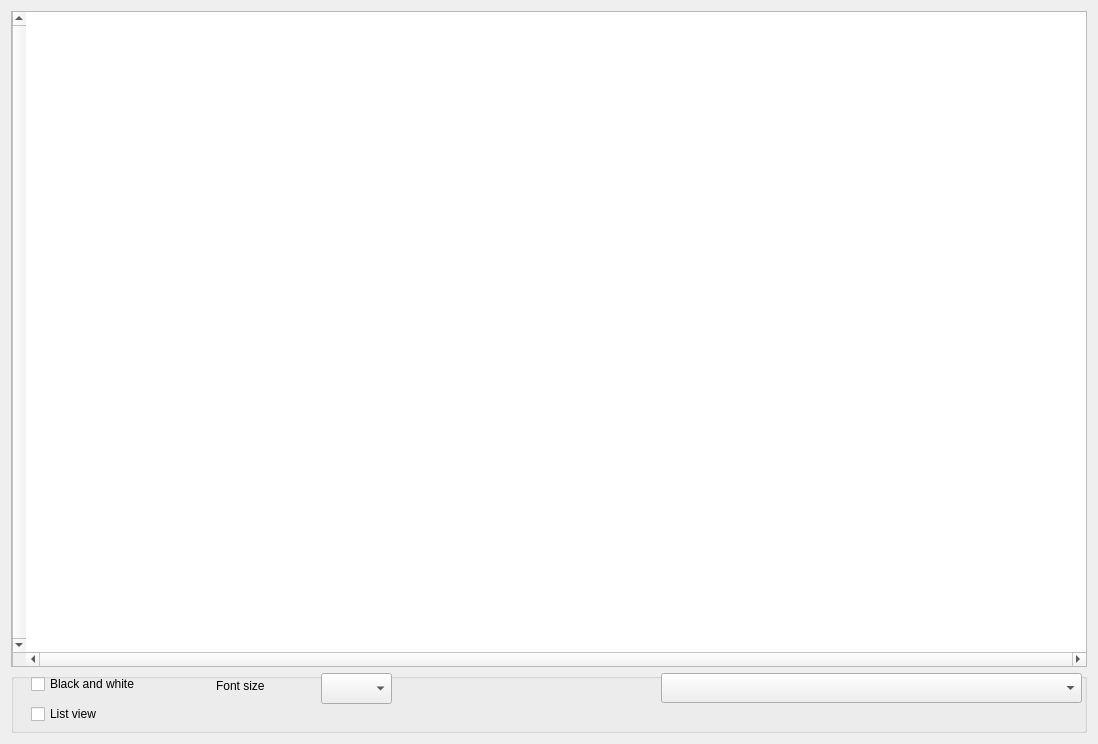
First picture: the form in GUI_UIs/ui_visualise_graph_original.ui, repository ccbogel/QualCoder, before the edit.
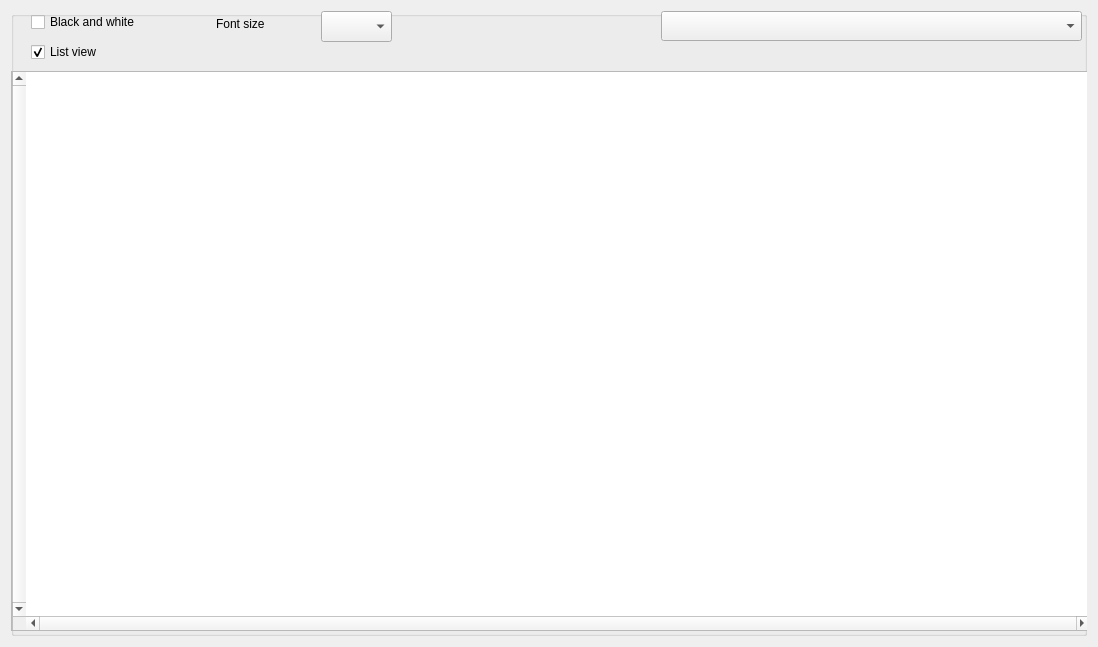
Second picture: the form after the edit.

What changed in the file:
```diff
--- a/GUI_UIs/ui_visualise_graph_original.ui
+++ b/GUI_UIs/ui_visualise_graph_original.ui
@@ -7,7 +7,7 @@
     <x>0</x>
     <y>0</y>
     <width>1098</width>
-    <height>744</height>
+    <height>647</height>
    </rect>
   </property>
   <property name="windowTitle">
@@ -15,19 +15,6 @@
   </property>
   <layout class="QGridLayout" name="gridLayout">
    <item row="0" column="0">
-    <widget class="QGraphicsView" name="graphicsView">
-     <property name="layoutDirection">
-      <enum>Qt::RightToLeft</enum>
-     </property>
-     <property name="verticalScrollBarPolicy">
-      <enum>Qt::ScrollBarAlwaysOn</enum>
-     </property>
-     <property name="horizontalScrollBarPolicy">
-      <enum>Qt::ScrollBarAlwaysOn</enum>
-     </property>
-    </widget>
-   </item>
-   <item row="1" column="0">
     <widget class="QGroupBox" name="groupBox_2">
      <property name="minimumSize">
       <size>
@@ -73,6 +60,9 @@
       <property name="text">
        <string>List view</string>
       </property>
+      <property name="checked">
+       <bool>true</bool>
+      </property>
      </widget>
      <widget class="QComboBox" name="comboBox_fontsize">
       <property name="geometry">
@@ -100,6 +90,25 @@
        <string>Font size</string>
       </property>
      </widget>
+     <widget class="QGraphicsView" name="graphicsView">
+      <property name="geometry">
+       <rect>
+        <x>0</x>
+        <y>60</y>
+        <width>1080</width>
+        <height>560</height>
+       </rect>
+      </property>
+      <property name="layoutDirection">
+       <enum>Qt::RightToLeft</enum>
+      </property>
+      <property name="verticalScrollBarPolicy">
+       <enum>Qt::ScrollBarAlwaysOn</enum>
+      </property>
+      <property name="horizontalScrollBarPolicy">
+       <enum>Qt::ScrollBarAlwaysOn</enum>
+      </property>
+     </widget>
     </widget>
    </item>
   </layout>
```
Left out of the diff: 1 changed line with no effect on the pictures.
